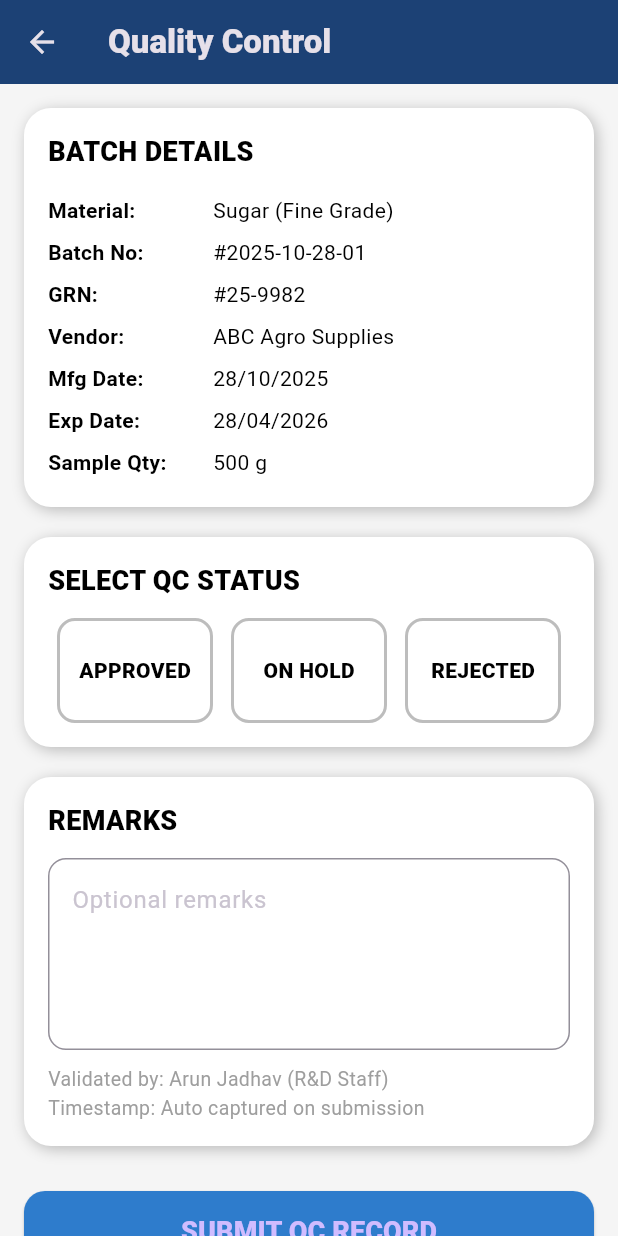
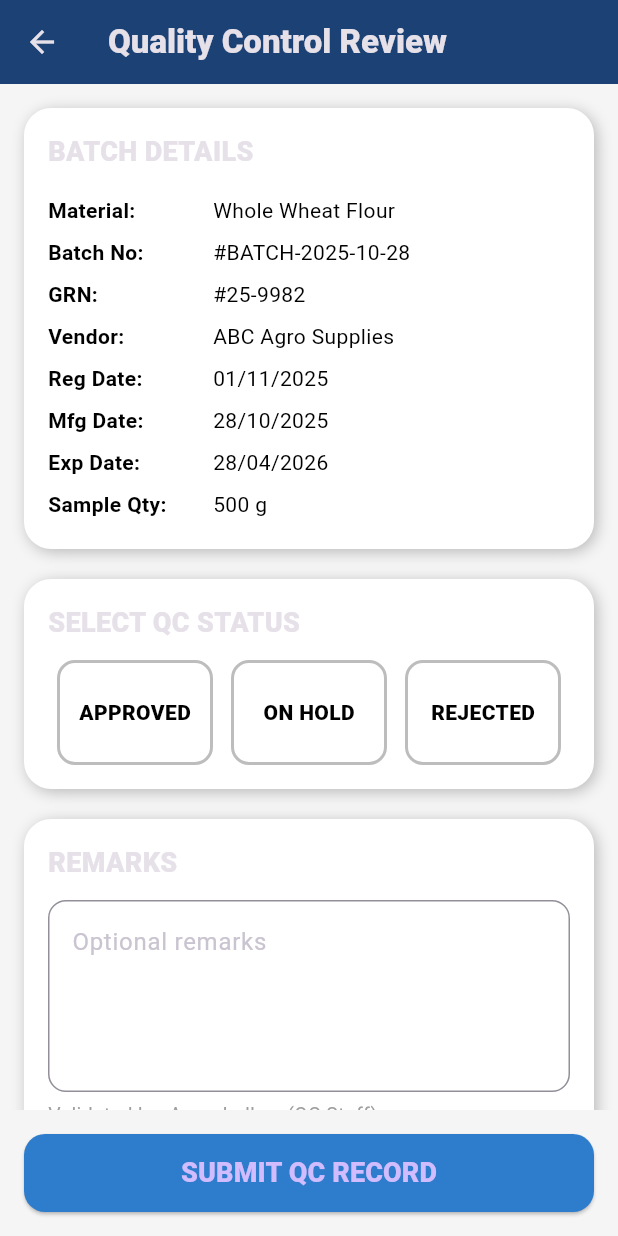
Before and after one commit to shrishailpatil-hub/chitale-raw-material-management, a Flutter app: the PendingQCScreen screen opened directly, after a tap on "Whole Wheat Flour", on a phone screen of 412 x 824 dp. Run offline on Flutter 3.47's test engine with Material 3 defaults, Android fonts, the light colour scheme and no system bars.

```diff
--- a/lib/loginpage.dart
+++ b/lib/loginpage.dart
@@ -108,6 +108,7 @@ class _LoginUIState extends State<LoginUI> {
                   border: Border.all(width: 2, color: Color(0xFFBBBBBB)),
                 ),
                 child: TextFormField(
+                  style: TextStyle(color: Colors.black),
                   controller: usernameController,
                   decoration: const InputDecoration(
                     hintText: 'Username',
--- a/lib/pending_qc_screen.dart
+++ b/lib/pending_qc_screen.dart
@@ -89,9 +89,23 @@ class _PendingQCCard extends StatelessWidget {
     return InkWell(
       borderRadius: BorderRadius.circular(16),
       onTap: () {
-        Navigator.push(context,
-        MaterialPageRoute(builder: (_)=>QCReviewScreen()),
+        Navigator.push(
+          context,
+          MaterialPageRoute(
+            builder: (_) => const QCReviewScreen(
+              material: 'Whole Wheat Flour',
+              batch: '#BATCH-2025-10-28',
+              vendor: 'ABC Agro Supplies',
+              grn: '#25-9982',
+              regDate: '01/11/2025',
+              mfgDate: '28/10/2025',
+              expDate: '28/04/2026',
+              sampleQty: '500 g',
+            ),
+          ),
         );
+
+
       },
       child: Container(
         margin: const EdgeInsets.only(bottom: 16),
--- a/lib/qc_review_screen.dart
+++ b/lib/qc_review_screen.dart
@@ -3,7 +3,26 @@ import 'package:flutter/material.dart';
 enum QCStatus { approved, onHold, rejected }
 
 class QCReviewScreen extends StatefulWidget {
-  const QCReviewScreen({super.key});
+  final String material;
+  final String batch;
+  final String vendor;
+  final String grn;
+  final String mfgDate;
+  final String expDate;
+  final String sampleQty;
+  final String regDate; // ✅ KEPT
+
+  const QCReviewScreen({
+    super.key,
+    required this.material,
+    required this.batch,
+    required this.vendor,
+    required this.grn,
+    required this.mfgDate,
+    required this.expDate,
+    required this.sampleQty,
+    required this.regDate,
+  });
 
   @override
   State<QCReviewScreen> createState() => _QCReviewScreenState();
@@ -24,12 +43,14 @@ class _QCReviewScreenState extends State<QCReviewScreen> {
       appBar: AppBar(
         backgroundColor: const Color(0xFF1C4175),
         title: const Text(
-          'Quality Control',
+          'Quality Control Review',
           style: TextStyle(fontWeight: FontWeight.w800),
         ),
       ),
+
+      // ---------- BODY (SCROLLABLE CONTENT) ----------
       body: SingleChildScrollView(
-        padding: const EdgeInsets.all(16),
+        padding: const EdgeInsets.fromLTRB(16, 16, 16, 100),
         child: Column(
           children: [
             _batchDetailsCard(),
@@ -37,12 +58,37 @@ class _QCReviewScreenState extends State<QCReviewScreen> {
             _qcStatusSelector(),
             const SizedBox(height: 20),
             _remarkSection(),
-            const SizedBox(height: 30),
-            _submitButton(),
           ],
         ),
       ),
+
+      // ---------- FIXED SUBMIT BUTTON ----------
+      bottomNavigationBar: SafeArea(
+        child: Padding(
+          padding: const EdgeInsets.all(16),
+          child: SizedBox(
+            height: 52,
+            child: ElevatedButton(
+              style: ElevatedButton.styleFrom(
+                backgroundColor: const Color(0xFF2E7CCC),
+                shape: RoundedRectangleBorder(
+                  borderRadius: BorderRadius.circular(14),
+                ),
+              ),
+              onPressed: _submitQC,
+              child: const Text(
+                'SUBMIT QC RECORD',
+                style: TextStyle(
+                  fontSize: 18,
+                  fontWeight: FontWeight.w800,
+                ),
+              ),
+            ),
+          ),
+        ),
+      ),
     );
+
   }
 
   // ---------------- BATCH DETAILS ----------------
@@ -51,14 +97,15 @@ class _QCReviewScreenState extends State<QCReviewScreen> {
       title: 'Batch Details',
       child: Column(
         crossAxisAlignment: CrossAxisAlignment.start,
-        children: const [
-          _InfoRow(label: 'Material', value: 'Sugar (Fine Grade)'),
-          _InfoRow(label: 'Batch No', value: '#2025-10-28-01'),
-          _InfoRow(label: 'GRN', value: '#25-9982'),
-          _InfoRow(label: 'Vendor', value: 'ABC Agro Supplies'),
-          _InfoRow(label: 'Mfg Date', value: '28/10/2025'),
-          _InfoRow(label: 'Exp Date', value: '28/04/2026'),
-          _InfoRow(label: 'Sample Qty', value: '500 g'),
+        children: [
+          _InfoRow(label: 'Material', value: widget.material),
+          _InfoRow(label: 'Batch No', value: widget.batch),
+          _InfoRow(label: 'GRN', value: widget.grn),
+          _InfoRow(label: 'Vendor', value: widget.vendor),
+          _InfoRow(label: 'Reg Date', value: widget.regDate), // ✅ SHOWN
+          _InfoRow(label: 'Mfg Date', value: widget.mfgDate),
+          _InfoRow(label: 'Exp Date', value: widget.expDate),
+          _InfoRow(label: 'Sample Qty', value: widget.sampleQty),
         ],
       ),
     );
@@ -69,7 +116,6 @@ class _QCReviewScreenState extends State<QCReviewScreen> {
     return _sectionCard(
       title: 'Select QC Status',
       child: Row(
-        mainAxisAlignment: MainAxisAlignment.spaceBetween,
         children: [
           _statusButton(
             label: 'APPROVED',
@@ -148,9 +194,9 @@ class _QCReviewScreenState extends State<QCReviewScreen> {
               ),
             ),
           ),
-          const SizedBox(height: 10),
+          const SizedBox(height: 6),
           const Text(
-            'Validated by: Arun Jadhav (R&D Staff)\nTimestamp: Auto captured on submission',
+            'Validated by: Arun Jadhav (QC Staff)\nTimestamp: Auto captured on submission',
             style: TextStyle(fontSize: 13, color: Colors.grey),
           ),
         ],
@@ -160,9 +206,11 @@ class _QCReviewScreenState extends State<QCReviewScreen> {
 
   // ---------------- SUBMIT ----------------
   Widget _submitButton() {
-    return SizedBox(
+    return Padding(
+      padding: const EdgeInsets.only(top: 8), // ⬅️ reduce this to move UP more
+      child: SizedBox(
         width: double.infinity,
-      height: 55,
+        height: 50,
         child: ElevatedButton(
           style: ElevatedButton.styleFrom(
             backgroundColor: const Color(0xFF2E7CCC),
@@ -173,11 +221,16 @@ class _QCReviewScreenState extends State<QCReviewScreen> {
           onPressed: _submitQC,
           child: const Text(
             'SUBMIT QC RECORD',
-          style: TextStyle(fontSize: 18, fontWeight: FontWeight.w800),
+            style: TextStyle(
+              fontSize: 18,
+              fontWeight: FontWeight.w800,
+            ),
+          ),
         ),
       ),
     );
   }
+
 
   void _submitQC() {
     if (selectedStatus == null) {
@@ -190,8 +243,30 @@ class _QCReviewScreenState extends State<QCReviewScreen> {
       return;
     }
 
+    showDialog(
+      context: context,
+      builder: (ctx) => AlertDialog(
+        title: const Text('Confirm Submission'),
+        content: const Text('Are you sure you want to submit this QC record?'),
+        actions: [
+          TextButton(
+            onPressed: () => Navigator.pop(ctx),
+            child: const Text('Cancel'),
+          ),
+          ElevatedButton(
+            onPressed: () {
+              Navigator.pop(ctx);
               ScaffoldMessenger.of(context).showSnackBar(
-      const SnackBar(content: Text('QC Record Submitted (mock)')),
+                const SnackBar(
+                  content: Text('QC Record Submitted Successfully (mock)'),
+                ),
+              );
+              Navigator.pop(context);
+            },
+            child: const Text('Confirm'),
+          ),
+        ],
+      ),
     );
   }
 
@@ -223,7 +298,6 @@ class _QCReviewScreenState extends State<QCReviewScreen> {
           Text(
             title.toUpperCase(),
             style: const TextStyle(
-              color: Colors.black,
               fontSize: 18,
               fontWeight: FontWeight.w800,
             ),
@@ -253,10 +327,18 @@ class _InfoRow extends StatelessWidget {
             width: 110,
             child: Text(
               '$label:',
-              style: const TextStyle(fontWeight: FontWeight.w600,color: Colors.black),
+              style: const TextStyle(
+                fontWeight: FontWeight.w600,
+                color: Colors.black,
               ),
             ),
-          Expanded(child: Text(value,style: TextStyle(color: Colors.black),)),
+          ),
+          Expanded(
+            child: Text(
+              value,
+              style: const TextStyle(color: Colors.black),
+            ),
+          ),
         ],
       ),
     );
--- a/lib/qc_scan_batch_screen.dart
+++ b/lib/qc_scan_batch_screen.dart
@@ -112,7 +112,20 @@ class _QCScanBatchScreenState extends State<QCScanBatchScreen> {
                     ? () {
                  Navigator.push(
                    context,
-                   MaterialPageRoute(builder: (_)=>const QCReviewScreen()),
+                   MaterialPageRoute(
+                     builder: (_) => const QCReviewScreen(
+                       material: 'Sugar (Fine Grade)',
+                       batch: '#BATCH-2025-10-28',
+                       vendor: 'ABC Agro Supplies',
+                       grn: '#25-9982',
+                       regDate: '20/11/2025',
+                       mfgDate: '28/10/2025',
+                       expDate: '28/04/2026',
+                       sampleQty: '500 g',
+                     ),
+                   ),
+
+
                  );
                 }
                     : null,
```
Also changed, not shown: lib/qc_dashboard.dart (+28 -2 lines). Lines whose indentation alone changed are shown as unchanged.
